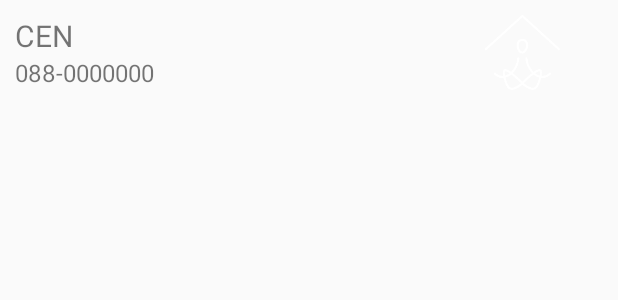
After one commit to rensamatar/nabun-upgrade, an Android app: the layout career_staff_list_item.xml on its own in the app's theme, with its tools: preview values and no code run, on a phone screen of 412 x 824 dp. The commit adds this screen. Shown: the top 300 px of the screen. Run offline under Robolectric (Android 15) with nearby library versions, the phone set to English and light mode, and no system bars.

Commit message:
implement listview for staff

```diff
--- a/app/src/main/AndroidManifest.xml
+++ b/app/src/main/AndroidManifest.xml
@@ -2,6 +2,7 @@
 <manifest xmlns:android="http://schemas.android.com/apk/res/android"
     package="com.nabun_upgrade.nabun" >
 
+    <uses-permission android:name="android.permission.CALL_PHONE"/>
     <uses-permission android:name="android.permission.INTERNET" />
 
     <application
--- /dev/null
+++ b/app/src/main/res/layout/career_staff_list_item.xml
@@ -0,0 +1,39 @@
+<?xml version="1.0" encoding="utf-8"?>
+<LinearLayout xmlns:android="http://schemas.android.com/apk/res/android"
+              android:layout_width="match_parent"
+              android:layout_height="wrap_content"
+              android:padding="@dimen/dimens_10dp"
+              android:orientation="horizontal">
+
+  <LinearLayout
+    android:layout_width="0dp"
+    android:layout_height="wrap_content"
+    android:layout_weight="4"
+    android:orientation="vertical">
+
+    <TextView
+      android:id="@+id/nickname"
+      android:layout_width="wrap_content"
+      android:layout_height="wrap_content"
+      android:text="CEN"
+      android:textSize="@dimen/material_text_title"/>
+
+    <TextView
+      android:id="@+id/phone"
+      android:layout_width="wrap_content"
+      android:layout_height="wrap_content"
+      android:text="088-0000000"
+      android:textSize="@dimen/material_text_subhead"/>
+
+  </LinearLayout>
+  <RelativeLayout
+    android:layout_width="0dp"
+    android:layout_height="wrap_content"
+    android:layout_weight="1">
+    <ImageView
+      android:layout_width="@dimen/dimens_50dp"
+      android:layout_height="@dimen/dimens_50dp"
+      android:background="@drawable/icon_2"/>
+  </RelativeLayout>
+
+</LinearLayout>
--- a/app/src/main/res/values/styles.xml
+++ b/app/src/main/res/values/styles.xml
@@ -54,7 +54,7 @@
     <item name="android:layout_width">0dp</item>
     <item name="android:layout_height">wrap_content</item>
     <item name="android:gravity">right</item>
-    <item name="android:layout_weight">1</item>
+    <item name="android:layout_weight">2</item>
     <item name="android:textSize">@dimen/material_text_subhead</item>
   </style>
 
```
Also changed, not shown: app/src/main/java/com/nabun_upgrade/adapter/StaffAdapter.java (added, +50 -0 lines), app/src/main/java/com/nabun_upgrade/nabun/CareerViewActivity.java (+16 -30 lines), app/src/main/java/com/nabun_upgrade/utility/CareerStaffDialog.java (added, +38 -0 lines), app/src/main/java/com/nabun_upgrade/utility/CustomSelectListView.java (+78 -65 lines), app/src/main/res/layout/custom_select_list_view_item.xml (deleted, +0 -38 lines), 1 other file.
